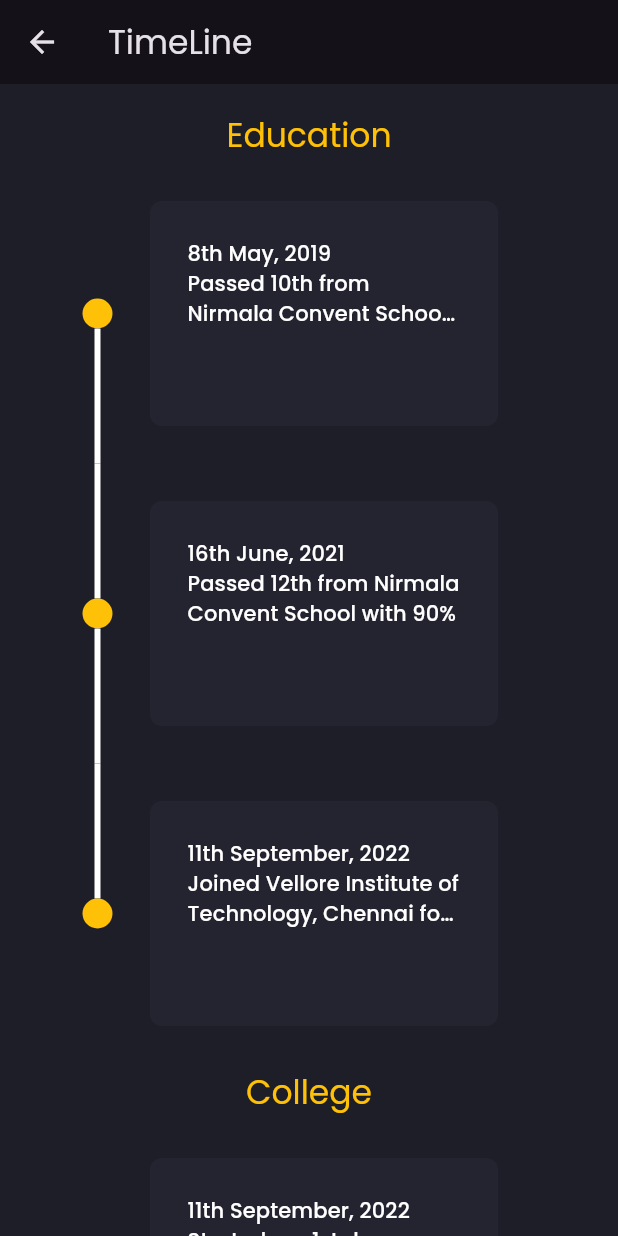
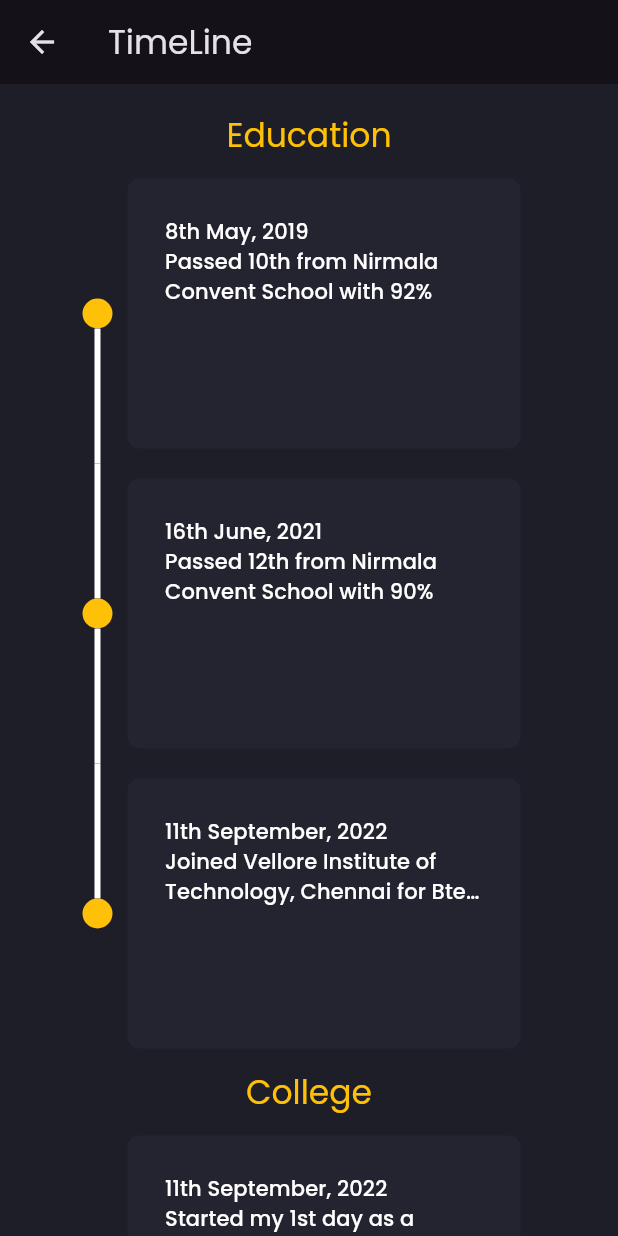
Before and after one commit to AmanRajSinghMourya/Flutter_Portfolio, a Flutter app: the screen it shows after launch, in the side drawer, after a tap on "TimeLine", on a phone screen of 412 x 824 dp. Run offline on Flutter 3.47's test engine with Material 3 defaults, Android fonts, the phone set to English and light mode, and no system bars; drawn by our look-alikes of timeline_tile; our stand-ins replace animated_text_kit, google_fonts.

Commit message:
added more specific

```diff
--- a/lib/components/timeline_card.dart
+++ b/lib/components/timeline_card.dart
@@ -12,7 +12,7 @@
   Widget build(BuildContext context) {
     return Container(
       height: 120,
-      margin: EdgeInsets.all(25),
+      margin: EdgeInsets.all(10),
       padding: EdgeInsets.all(25),
       decoration: BoxDecoration(
         color: secondaryColor,
--- a/lib/modals/project_list.dart
+++ b/lib/modals/project_list.dart
@@ -63,7 +63,7 @@
   ),
   MyTimeLineTile(
     isFirst: false,
-    isLast: true,
+    isLast: false,
     timeLineCard: TimeLineCard(
       cardDescription:
           "17th September, 2023 \nGot selected as a member of Codechef VIT Club in Competetive Programming Department",
@@ -71,9 +71,10 @@
   ),
   MyTimeLineTile(
     isFirst: false,
-    isLast: false,
+    isLast: true,
     timeLineCard: TimeLineCard(
-      cardDescription: "31st October, 2023 \nParticipated in ICPC Asia Pacific",
+      cardDescription:
+          "31st October, 2023 \nParticipated in ICPC Asia Pacific\nNot able to make it but it was a nice experience",
     ),
   ),
 ];
```
